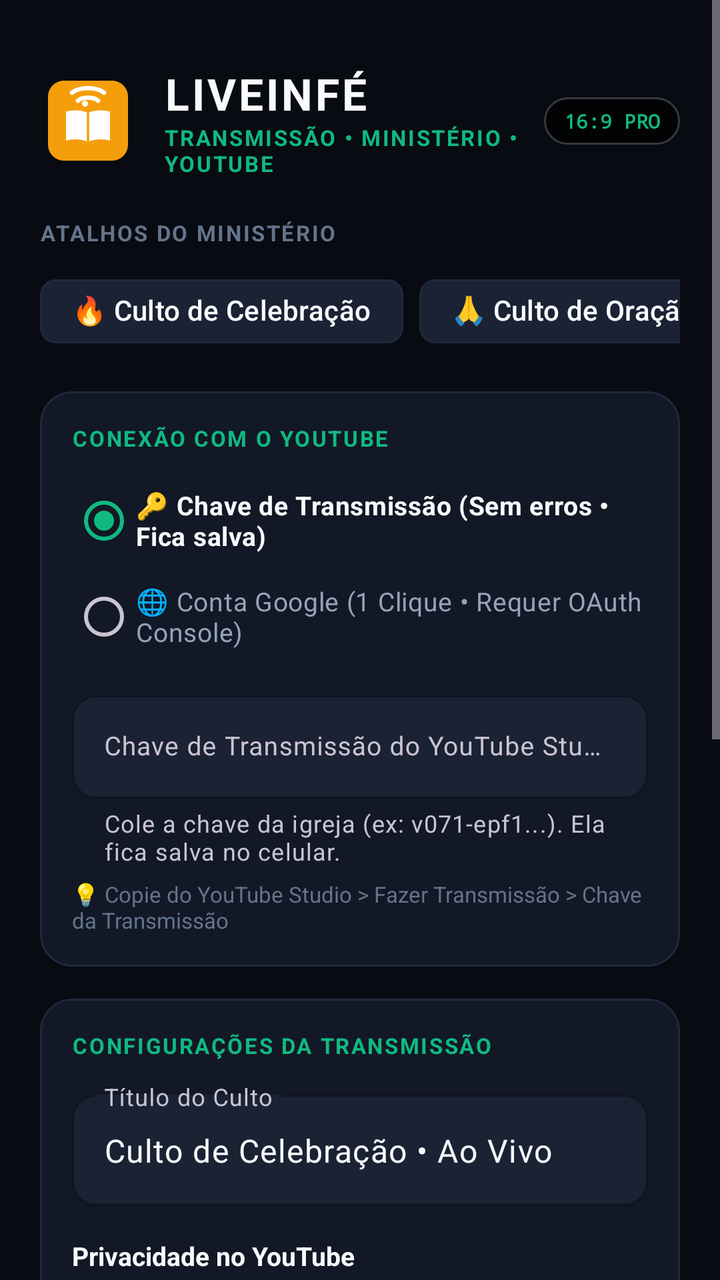
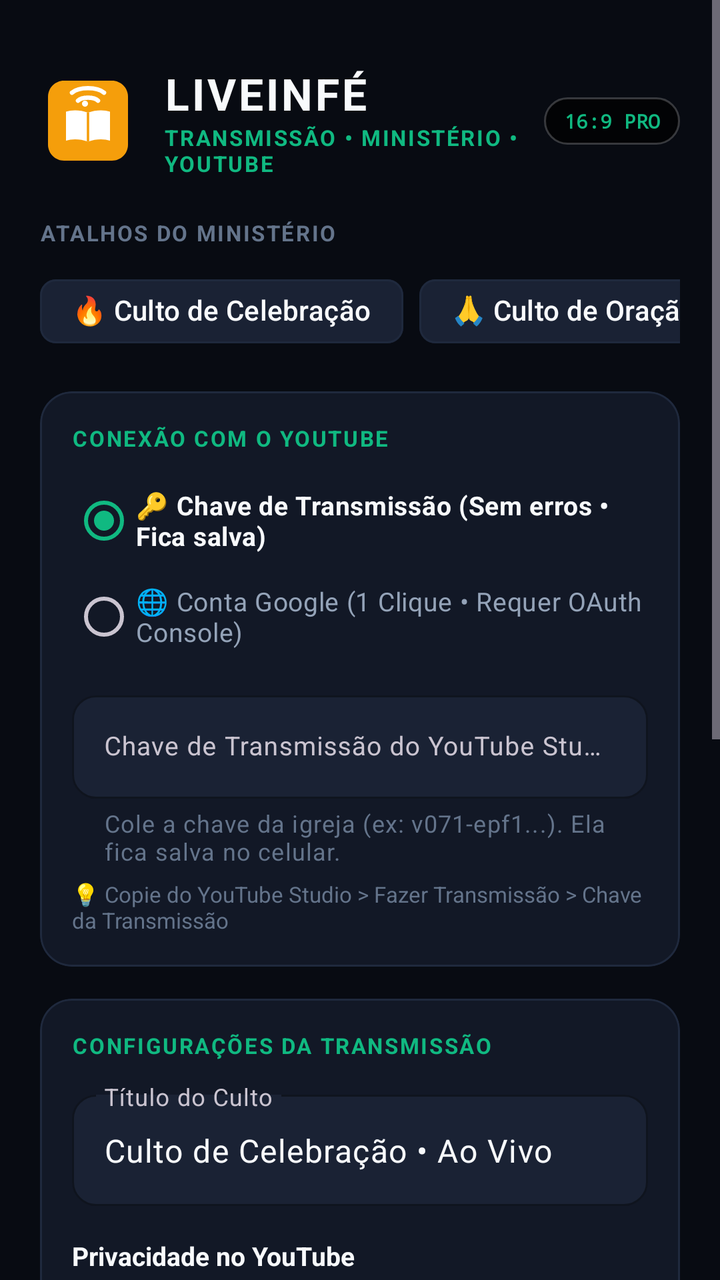

Two renders of the same Android screen: before a commit and after it. Below are the layout's source before the change and the commit's diff.
<!-- AndroidManifest.xml: application theme Theme.LiveinFe -->
<!-- res/layout/activity_main.xml -->
<?xml version="1.0" encoding="utf-8"?>
<ScrollView xmlns:android="http://schemas.android.com/apk/res/android"
    xmlns:app="http://schemas.android.com/apk/res-auto"
    android:layout_width="match_parent"
    android:layout_height="match_parent"
    android:background="@color/bg_main"
    android:fillViewport="true">

    <LinearLayout
        android:layout_width="match_parent"
        android:layout_height="wrap_content"
        android:orientation="vertical"
        android:padding="20dp">

        
        <LinearLayout
            android:layout_width="match_parent"
            android:layout_height="wrap_content"
            android:orientation="horizontal"
            android:gravity="center_vertical"
            android:layout_marginTop="12dp"
            android:layout_marginBottom="20dp">

            
            <ImageView
                android:layout_width="48dp"
                android:layout_height="48dp"
                android:src="@drawable/ic_liveinfe_logo"
                android:contentDescription="LiveinFé Logo" />

            <LinearLayout
                android:layout_width="0dp"
                android:layout_height="wrap_content"
                android:layout_weight="1"
                android:orientation="vertical"
                android:layout_marginStart="14dp">

                <TextView
                    android:layout_width="wrap_content"
                    android:layout_height="wrap_content"
                    android:text="LIVEINFÉ"
                    android:textColor="@color/text_primary"
                    android:textSize="22sp"
                    android:textStyle="bold"
                    android:letterSpacing="0.06" />

                <TextView
                    android:layout_width="wrap_content"
                    android:layout_height="wrap_content"
                    android:text="TRANSMISSÃO • MINISTÉRIO • YOUTUBE"
                    android:textColor="@color/tuned_green"
                    android:textSize="11sp"
                    android:textStyle="bold"
                    android:letterSpacing="0.08" />
            </LinearLayout>

            
            <TextView
                android:layout_width="wrap_content"
                android:layout_height="wrap_content"
                android:background="@drawable/badge_dark_bg"
                android:paddingHorizontal="10dp"
                android:paddingVertical="5dp"
                android:text="16:9 PRO"
                android:textColor="@color/tuned_green"
                android:textSize="10sp"
                android:textStyle="bold"
                android:fontFamily="monospace" />
        </LinearLayout>

        
        <TextView
            android:layout_width="wrap_content"
            android:layout_height="wrap_content"
            android:text="ATALHOS DO MINISTÉRIO"
            android:textColor="@color/text_muted"
            android:textSize="11sp"
            android:textStyle="bold"
            android:letterSpacing="0.08"
            android:layout_marginBottom="8dp" />

        <HorizontalScrollView
            android:layout_width="match_parent"
            android:layout_height="wrap_content"
            android:scrollbars="none"
            android:layout_marginBottom="16dp">

            <com.google.android.material.chip.ChipGroup
                android:id="@+id/chipGroupPresets"
                android:layout_width="wrap_content"
                android:layout_height="wrap_content"
                app:singleSelection="true">

                <com.google.android.material.chip.Chip
                    android:id="@+id/chipCelebracao"
                    style="@style/Widget.Material3.Chip.Filter"
                    android:layout_width="wrap_content"
                    android:layout_height="wrap_content"
                    android:text="🔥 Culto de Celebração"
                    android:textColor="@color/text_primary"
                    app:chipBackgroundColor="@color/surface_2"
                    app:chipStrokeColor="@color/border_subtle" />

                <com.google.android.material.chip.Chip
                    android:id="@+id/chipOracao"
                    style="@style/Widget.Material3.Chip.Filter"
                    android:layout_width="wrap_content"
                    android:layout_height="wrap_content"
                    android:text="🙏 Culto de Oração"
                    android:textColor="@color/text_primary"
                    app:chipBackgroundColor="@color/surface_2"
                    app:chipStrokeColor="@color/border_subtle" />

                <com.google.android.material.chip.Chip
                    android:id="@+id/chipJovens"
                    style="@style/Widget.Material3.Chip.Filter"
                    android:layout_width="wrap_content"
                    android:layout_height="wrap_content"
                    android:text="⚡ Encontro de Jovens"
                    android:textColor="@color/text_primary"
                    app:chipBackgroundColor="@color/surface_2"
                    app:chipStrokeColor="@color/border_subtle" />

                <com.google.android.material.chip.Chip
                    android:id="@+id/chipCeia"
                    style="@style/Widget.Material3.Chip.Filter"
                    android:layout_width="wrap_content"
                    android:layout_height="wrap_content"
                    android:text="🍞 Santa Ceia"
                    android:textColor="@color/text_primary"
                    app:chipBackgroundColor="@color/surface_2"
                    app:chipStrokeColor="@color/border_subtle" />
            </com.google.android.material.chip.ChipGroup>
        </HorizontalScrollView>

        
        <com.google.android.material.card.MaterialCardView
            android:layout_width="match_parent"
            android:layout_height="wrap_content"
            android:layout_marginBottom="16dp"
            app:cardBackgroundColor="@color/surface_1"
            app:cardCornerRadius="16dp"
            app:strokeWidth="1dp"
            app:strokeColor="@color/border_subtle">

            <LinearLayout
                android:layout_width="match_parent"
                android:layout_height="wrap_content"
                android:orientation="vertical"
                android:padding="16dp">

                <TextView
                    android:layout_width="wrap_content"
                    android:layout_height="wrap_content"
                    android:text="CONEXÃO COM O YOUTUBE"
                    android:textColor="@color/tuned_green"
                    android:textSize="11sp"
                    android:textStyle="bold"
                    android:letterSpacing="0.08" />

                
                <RadioGroup
                    android:id="@+id/rgAuthMode"
                    android:layout_width="match_parent"
                    android:layout_height="wrap_content"
                    android:orientation="vertical"
                    android:layout_marginTop="10dp">

                    <RadioButton
                        android:id="@+id/rbModeStreamKey"
                        android:layout_width="match_parent"
                        android:layout_height="wrap_content"
                        android:checked="true"
                        android:text="🔑 Chave de Transmissão (Sem erros • Fica salva)"
                        android:textColor="@color/text_primary"
                        android:textSize="13sp"
                        android:textStyle="bold" />

                    <RadioButton
                        android:id="@+id/rbModeGoogleAccount"
                        android:layout_width="match_parent"
                        android:layout_height="wrap_content"
                        android:text="🌐 Conta Google (1 Clique • Requer OAuth Console)"
                        android:textColor="@color/text_secondary"
                        android:textSize="13sp" />
                </RadioGroup>

                
                <LinearLayout
                    android:id="@+id/layoutStreamKeyMode"
                    android:layout_width="match_parent"
                    android:layout_height="wrap_content"
                    android:orientation="vertical"
                    android:layout_marginTop="10dp">

                    <com.google.android.material.textfield.TextInputLayout
                        android:layout_width="match_parent"
                        android:layout_height="wrap_content"
                        android:hint="Chave de Transmissão do YouTube Studio"
                        app:helperText="Cole a chave da igreja (ex: v071-epf1...). Ela fica salva no celular."
                        app:helperTextColor="@color/text_muted"
                        app:boxBackgroundColor="@color/surface_2"
                        app:boxCornerRadiusBottomEnd="12dp"
                        app:boxCornerRadiusBottomStart="12dp"
                        app:boxCornerRadiusTopEnd="12dp"
                        app:boxCornerRadiusTopStart="12dp"
                        app:boxStrokeColor="@color/tuned_green"
                        app:endIconMode="clear_text">

                        <com.google.android.material.textfield.TextInputEditText
                            android:id="@+id/etStreamKey"
                            android:layout_width="match_parent"
                            android:layout_height="wrap_content"
                            android:inputType="textVisiblePassword"
                            android:textColor="@color/text_primary"
                            android:textSize="13sp" />
                    </com.google.android.material.textfield.TextInputLayout>

                    <TextView
                        android:id="@+id/tvStreamKeyStatus"
                        android:layout_width="match_parent"
                        android:layout_height="wrap_content"
                        android:layout_marginTop="6dp"
                        android:text="💡 Copie do YouTube Studio > Fazer Transmissão > Chave da Transmissão"
                        android:textColor="@color/text_muted"
                        android:textSize="11sp" />
                </LinearLayout>

                
                <LinearLayout
                    android:id="@+id/layoutGoogleMode"
                    android:layout_width="match_parent"
                    android:layout_height="wrap_content"
                    android:orientation="vertical"
                    android:layout_marginTop="10dp"
                    android:visibility="gone">

                    <LinearLayout
                        android:id="@+id/layoutChannelInfo"
                        android:layout_width="match_parent"
                        android:layout_height="wrap_content"
                        android:orientation="horizontal"
                        android:gravity="center_vertical"
                        android:visibility="gone">

                        <TextView
                            android:id="@+id/tvChannelAvatar"
                            android:layout_width="42dp"
                            android:layout_height="42dp"
                            android:background="@drawable/circle_avatar"
                            android:text="⛪"
                            android:gravity="center"
                            android:textSize="20sp" />

                        <LinearLayout
                            android:layout_width="0dp"
                            android:layout_height="wrap_content"
                            android:layout_weight="1"
                            android:orientation="vertical"
                            android:layout_marginStart="12dp">

                            <TextView
                                android:id="@+id/tvChannelName"
                                android:layout_width="wrap_content"
                                android:layout_height="wrap_content"
                                android:text="Canal da Igreja"
                                android:textColor="@color/text_primary"
                                android:textSize="16sp"
                                android:textStyle="bold" />

                            <TextView
                                android:id="@+id/tvChannelStatus"
                                android:layout_width="wrap_content"
                                android:layout_height="wrap_content"
                                android:text="Pronto para transmitir"
                                android:textColor="@color/tuned_green"
                                android:textSize="12sp" />
                        </LinearLayout>

                        <Button
                            android:id="@+id/btnLogout"
                            style="@style/Widget.Material3.Button.TextButton"
                            android:layout_width="wrap_content"
                            android:layout_height="wrap_content"
                            android:text="Trocar"
                            android:textColor="@color/text_secondary" />
                    </LinearLayout>

                    <Button
                        android:id="@+id/btnLoginGoogle"
                        style="@style/Widget.Material3.Button.TonalButton"
                        android:layout_width="match_parent"
                        android:layout_height="52dp"
                        android:text="Conectar Canal do YouTube"
                        android:textAllCaps="false"
                        android:textColor="@color/text_primary"
                        app:cornerRadius="12dp" />

                    <TextView
                        android:id="@+id/tvGoogleHelp"
                        android:layout_width="match_parent"
                        android:layout_height="wrap_content"
                        android:layout_marginTop="6dp"
                        android:text="ℹ️ Requer credencial Android no Google Cloud Console com o SHA-1 do app"
                        android:textColor="@color/text_muted"
                        android:textSize="11sp" />
                </LinearLayout>

            </LinearLayout>
        </com.google.android.material.card.MaterialCardView>

        
        <com.google.android.material.card.MaterialCardView
            android:layout_width="match_parent"
            android:layout_height="wrap_content"
            android:layout_marginBottom="20dp"
            app:cardBackgroundColor="@color/surface_1"
            app:cardCornerRadius="16dp"
            app:strokeWidth="1dp"
            app:strokeColor="@color/border_subtle">

            <LinearLayout
                android:layout_width="match_parent"
                android:layout_height="wrap_content"
                android:orientation="vertical"
                android:padding="16dp">

                <TextView
                    android:layout_width="wrap_content"
                    android:layout_height="wrap_content"
                    android:text="CONFIGURAÇÕES DA TRANSMISSÃO"
                    android:textColor="@color/tuned_green"
                    android:textSize="11sp"
                    android:textStyle="bold"
                    android:letterSpacing="0.08" />

                
                <com.google.android.material.textfield.TextInputLayout
                    android:layout_width="match_parent"
                    android:layout_height="wrap_content"
                    android:layout_marginTop="12dp"
                    android:hint="Título do Culto"
                    app:boxBackgroundColor="@color/surface_2"
                    app:boxCornerRadiusBottomEnd="12dp"
                    app:boxCornerRadiusBottomStart="12dp"
                    app:boxCornerRadiusTopEnd="12dp"
                    app:boxCornerRadiusTopStart="12dp"
                    app:boxStrokeColor="@color/tuned_green"
                    app:boxStrokeWidth="1dp">

                    <com.google.android.material.textfield.TextInputEditText
                        android:id="@+id/etLiveTitle"
                        android:layout_width="match_parent"
                        android:layout_height="wrap_content"
                        android:text="Culto de Celebração • Ao Vivo"
                        android:textColor="@color/text_primary"
                        android:inputType="textCapSentences" />
                </com.google.android.material.textfield.TextInputLayout>

                
                <TextView
                    android:layout_width="wrap_content"
                    android:layout_height="wrap_content"
                    android:layout_marginTop="16dp"
                    android:text="Privacidade no YouTube"
                    android:textColor="@color/text_primary"
                    android:textSize="13sp"
                    android:textStyle="bold" />

                <RadioGroup
                    android:id="@+id/rgPrivacy"
                    android:layout_width="match_parent"
                    android:layout_height="wrap_content"
                    android:layout_marginTop="6dp">

                    <RadioButton
                        android:id="@+id/rbPublic"
                        android:layout_width="match_parent"
                        android:layout_height="wrap_content"
                        android:checked="true"
                        android:text="Público (Membros e visitantes assistem)"
                        android:textColor="@color/text_primary" />

                    <RadioButton
                        android:id="@+id/rbUnlisted"
                        android:layout_width="match_parent"
                        android:layout_height="wrap_content"
                        android:text="Não Listado (Apenas quem tiver o link / Teste da equipe)"
                        android:textColor="@color/text_secondary" />
                </RadioGroup>

                
                <TextView
                    android:layout_width="wrap_content"
                    android:layout_height="wrap_content"
                    android:layout_marginTop="14dp"
                    android:text="Qualidade de Transmissão (16:9 Nativo Sem Esticar)"
                    android:textColor="@color/text_primary"
                    android:textSize="13sp"
                    android:textStyle="bold" />

                <RadioGroup
                    android:id="@+id/rgResolution"
                    android:layout_width="match_parent"
                    android:layout_height="wrap_content"
                    android:layout_marginTop="6dp">

                    <RadioButton
                        android:id="@+id/rb1080p"
                        android:layout_width="match_parent"
                        android:layout_height="wrap_content"
                        android:checked="true"
                        android:text="1080p Full HD (4000 kbps • Perfil Larix / Alta Definição)"
                        android:textColor="@color/text_primary" />

                    <RadioButton
                        android:id="@+id/rb720p"
                        android:layout_width="match_parent"
                        android:layout_height="wrap_content"
                        android:text="720p HD (2.5 Mbps • Recomendado se o Wi-Fi oscilar)"
                        android:textColor="@color/text_secondary" />
                </RadioGroup>

            </LinearLayout>
        </com.google.android.material.card.MaterialCardView>

        
        <com.google.android.material.button.MaterialButton
            android:id="@+id/btnStartLive"
            android:layout_width="match_parent"
            android:layout_height="62dp"
            android:background="@drawable/bg_green_gradient"
            android:text="ENTRAR AO VIVO NO YOUTUBE"
            android:textSize="15sp"
            android:textStyle="bold"
            android:textColor="#FFFFFF"
            app:cornerRadius="16dp"
            app:icon="@drawable/ic_liveinfe_logo"
            app:iconTint="#FFFFFF"
            app:iconGravity="textStart" />

        <TextView
            android:layout_width="match_parent"
            android:layout_height="wrap_content"
            android:layout_marginTop="10dp"
            android:text="A transmissão será criada e conectada automaticamente em 16:9 sem necessidade de copiar chaves ou tokens."
            android:textColor="@color/text_muted"
            android:textSize="12sp"
            android:gravity="center" />

        
        <Button
            android:id="@+id/btnManualRtmp"
            style="@style/Widget.Material3.Button.TextButton"
            android:layout_width="wrap_content"
            android:layout_height="wrap_content"
            android:layout_gravity="center_horizontal"
            android:layout_marginTop="14dp"
            android:text="Modo Servidor RTMP Manual"
            android:textColor="@color/text_muted"
            android:textSize="12sp" />

    </LinearLayout>
</ScrollView>
<!-- resources referenced by this layout -->
<resources>
  <color name="bg_main">#080B12</color>
  <color name="border_subtle">#1F293D</color>
  <color name="surface_1">#121826</color>
  <color name="surface_2">#1A2234</color>
  <color name="text_muted">#64748B</color>
  <color name="text_primary">#F8FAFC</color>
  <color name="text_secondary">#94A3B8</color>
  <color name="tuned_green">#10B981</color>
  <!-- drawable badge_dark_bg (drawable) -->
  <?xml version="1.0" encoding="utf-8"?>
  <shape xmlns:android="http://schemas.android.com/apk/res/android">
      <solid android:color="#B3000000" />
      <corners android:radius="20dp" />
      <stroke android:width="1dp" android:color="#33FFFFFF" />
  </shape>
  <!-- drawable bg_green_gradient (drawable) -->
  <?xml version="1.0" encoding="utf-8"?>
  <shape xmlns:android="http://schemas.android.com/apk/res/android"
      android:shape="rectangle">
      <gradient
          android:angle="135"
          android:startColor="#10B981"
          android:endColor="#059669"
          android:type="linear" />
      <corners android:radius="14dp" />
  </shape>
  <!-- drawable circle_avatar (drawable) -->
  <?xml version="1.0" encoding="utf-8"?>
  <shape xmlns:android="http://schemas.android.com/apk/res/android"
      android:shape="oval">
      <solid android:color="@color/surface_variant" />
      <stroke android:width="2dp" android:color="@color/primary" />
  </shape>
  <!-- drawable ic_liveinfe_logo (drawable) -->
  <vector xmlns:android="http://schemas.android.com/apk/res/android"
      android:width="48dp"
      android:height="48dp"
      android:viewportWidth="48"
      android:viewportHeight="48">
      
      
      <path
          android:fillColor="#F59E0B"
          android:pathData="M12,4 L36,4 C40.4,4 44,7.6 44,12 L44,36 C44,40.4 40.4,44 36,44 L12,44 C7.6,44 4,40.4 4,36 L4,12 C4,7.6 7.6,4 12,4 Z" />
      
      
      
      <path
          android:fillColor="#FFFFFF"
          android:pathData="M24,20 C20,18.5 16,18.5 13,19.5 L13,34 C16,33 20,33 24,34.5 Z" />
  
      
      <path
          android:fillColor="#FFFFFF"
          android:pathData="M24,20 C28,18.5 32,18.5 35,19.5 L35,34 C32,33 28,33 24,34.5 Z" />
  
      
      <path
          android:strokeColor="#F59E0B"
          android:strokeWidth="1.2"
          android:fillColor="#00000000"
          android:pathData="M24,20 L24,34.5" />
  
      
      
      <path
          android:strokeColor="#FFFFFF"
          android:strokeWidth="2.2"
          android:strokeLineCap="round"
          android:fillColor="#00000000"
          android:pathData="M19,14 C21,12 27,12 29,14" />
  
      <path
          android:strokeColor="#FFFFFF"
          android:strokeWidth="2.2"
          android:strokeLineCap="round"
          android:fillColor="#00000000"
          android:pathData="M16,10 C19.5,7 28.5,7 32,10" />
  
      
      <path
          android:fillColor="#FFFFFF"
          android:pathData="M24,15.5 A1.5,1.5 0 1,0 24,15.51 Z" />
  </vector>
  <style name="Theme.LiveinFe" parent="Theme.Material3.Dark.NoActionBar">
          
          <item name="colorPrimary">@color/tuned_green</item>
          <item name="colorPrimaryVariant">@color/tuned_green_dark</item>
          <item name="colorSecondary">@color/gold_primary</item>
          
          
          <item name="android:statusBarColor">@color/bg_main</item>
          <item name="android:navigationBarColor">@color/bg_main</item>
          <item name="android:windowBackground">@color/bg_main</item>
          <item name="colorSurface">@color/surface_1</item>
      </style>
  <color name="surface_variant">#1A2234</color>
  <color name="primary">#10B981</color>
  <color name="tuned_green_dark">#059669</color>
  <color name="gold_primary">#F59E0B</color>
</resources>

<!-- the commit's change to res/layout/activity_main.xml (unified diff, before → after) -->
@@ -198,7 +198,7 @@
                         android:layout_height="wrap_content"
                         android:hint="Chave de Transmissão do YouTube Studio"
                         app:helperText="Cole a chave da igreja (ex: v071-epf1...). Ela fica salva no celular."
-                        app:helperTextColor="@color/text_muted"
+                        app:helperTextTextColor="@color/text_muted"
                         app:boxBackgroundColor="@color/surface_2"
                         app:boxCornerRadiusBottomEnd="12dp"
                         app:boxCornerRadiusBottomStart="12dp"
